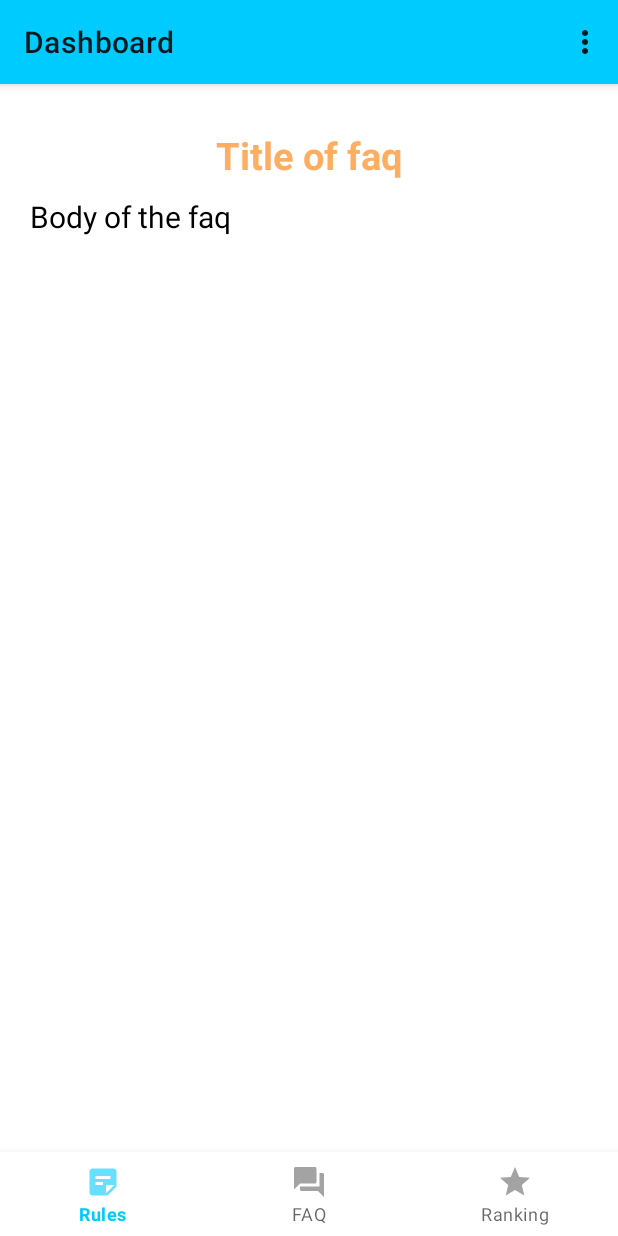
After one commit to eriduasan/iVolley, an Android app: the fragment DetailFaqFragment placed in its activity, on a phone screen of 412 x 824 dp. The commit adds this screen. Run offline under Robolectric (Android 15) with nearby library versions, the phone set to English and light mode, and no system bars; 2 statements that could not run were skipped.

Commit message:
Added DetailFaqFragment to show FAQs

```diff
--- a/app/src/main/java/com/example/volleyball/adapters/FaqAdapter.kt
+++ b/app/src/main/java/com/example/volleyball/adapters/FaqAdapter.kt
@@ -9,7 +9,7 @@ import androidx.recyclerview.widget.RecyclerView
 import com.example.volleyball.R
 import com.example.volleyball.clases.Faq
 
-class FaqAdapter(private val faqList: MutableList<Faq>, private val context: Context): RecyclerView.Adapter<FaqAdapter.FaqViewHolder>() {
+class FaqAdapter(private val faqList: MutableList<Faq>, private val context: Context, private val onClick: (Faq) -> Unit?): RecyclerView.Adapter<FaqAdapter.FaqViewHolder>() {
 
     class FaqViewHolder(view: View): RecyclerView.ViewHolder(view) {
         private val tvFaqTitle: TextView = view.findViewById(R.id.faq_item_title)
@@ -33,6 +33,7 @@ class FaqAdapter(private val faqList: MutableList<Faq>, private val context: Con
 
     override fun onBindViewHolder(holder: FaqViewHolder, position: Int) {
         holder.bindItem(faqList[position])
+        holder.itemView.setOnClickListener{ onClick(faqList[position]) }
     }
 
 }
--- /dev/null
+++ b/app/src/main/java/com/example/volleyball/fragments/DetailFaqFragment.kt
@@ -0,0 +1,42 @@
+package com.example.volleyball.fragments
+
+import android.os.Bundle
+import androidx.fragment.app.Fragment
+import android.view.LayoutInflater
+import android.view.View
+import android.view.ViewGroup
+import com.example.volleyball.R
+import com.example.volleyball.databinding.FragmentDetailFaqBinding
+
+class DetailFaqFragment : Fragment() {
+
+    lateinit private var faqTitle: String
+    lateinit private var faqBody: String
+    lateinit var binding: FragmentDetailFaqBinding
+
+    override fun onCreate(savedInstanceState: Bundle?) {
+        super.onCreate(savedInstanceState)
+        arguments?.let {
+            faqTitle = it.getString(DETAIL_FAQ_TITLE, "Faq title")
+            faqBody = it.getString(DETAIL_FAQ_BODY, "Faq body")
+        }
+    }
+
+    override fun onCreateView(
+        inflater: LayoutInflater, container: ViewGroup?,
+        savedInstanceState: Bundle?
+    ): View? {
+
+        binding = FragmentDetailFaqBinding.inflate(inflater)
+
+        binding.detailFaqTitle.text = faqTitle
+        binding.detailFaqBody.text = faqBody
+
+        return binding.root
+    }
+
+    companion object {
+        val DETAIL_FAQ_TITLE = "DETAIL_FAQ_TITLE"
+        val DETAIL_FAQ_BODY = "DETAIL_FAQ_BODY"
+    }
+}
--- /dev/null
+++ b/app/src/main/res/layout/fragment_detail_faq.xml
@@ -0,0 +1,42 @@
+<?xml version="1.0" encoding="utf-8"?>
+<androidx.appcompat.widget.LinearLayoutCompat xmlns:android="http://schemas.android.com/apk/res/android"
+    xmlns:tools="http://schemas.android.com/tools"
+    android:layout_width="match_parent"
+    android:layout_height="match_parent"
+    android:orientation="vertical"
+    tools:context=".fragments.DetailFaqFragment">
+
+    <TextView
+        android:id="@+id/detail_faq_title"
+        android:layout_width="match_parent"
+        android:layout_height="wrap_content"
+        android:textSize="25sp"
+        android:layout_marginTop="30dp"
+        android:layout_marginBottom="10dp"
+        android:gravity="center"
+        style="@style/highlight_title"
+        android:text="Title of faq" />
+
+    <ScrollView
+        android:layout_width="match_parent"
+        android:layout_height="match_parent">
+
+        <LinearLayout
+            android:layout_width="match_parent"
+            android:layout_height="wrap_content"
+            android:paddingLeft="20dp"
+            android:paddingRight="20dp"
+            android:orientation="vertical">
+
+            <TextView
+                android:id="@+id/detail_faq_body"
+                android:layout_width="match_parent"
+                android:layout_height="wrap_content"
+                android:textSize="20sp"
+                android:text="Body of the faq" />
+
+        </LinearLayout>
+    </ScrollView>
+
+
+</androidx.appcompat.widget.LinearLayoutCompat>
```
Also changed, not shown: app/src/main/java/com/example/volleyball/DashboardActivity.kt (+21 -1 lines), app/src/main/java/com/example/volleyball/fragments/FaqFragment.kt (+23 -1 lines).
